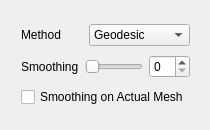
First picture: the form in criticalpointspanel.ui, repository TopModLab/Unfolding, before the edit.
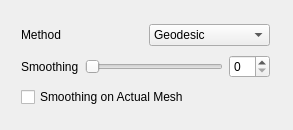
Second picture: the form after the edit.

```diff
--- a/criticalpointspanel.ui
+++ b/criticalpointspanel.ui
@@ -6,7 +6,7 @@
    <rect>
     <x>0</x>
     <y>0</y>
-    <width>210</width>
+    <width>293</width>
     <height>130</height>
    </rect>
   </property>
@@ -18,7 +18,7 @@
     <rect>
      <x>10</x>
      <y>10</y>
-     <width>191</width>
+     <width>271</width>
      <height>111</height>
     </rect>
    </property>
```
